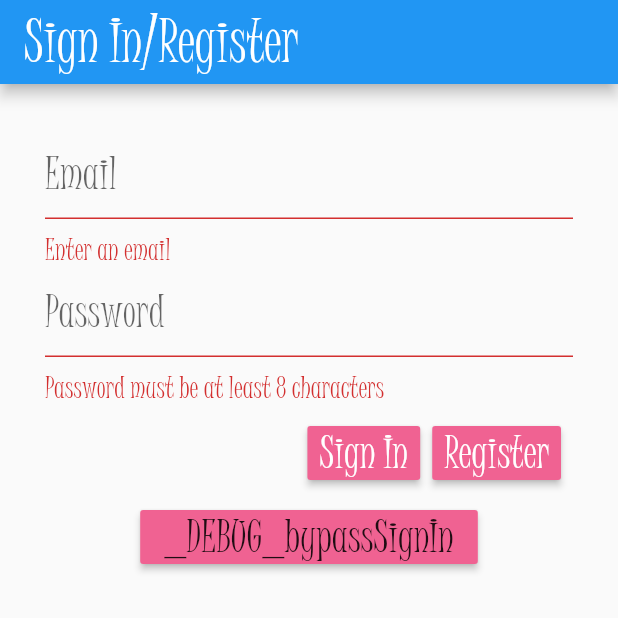
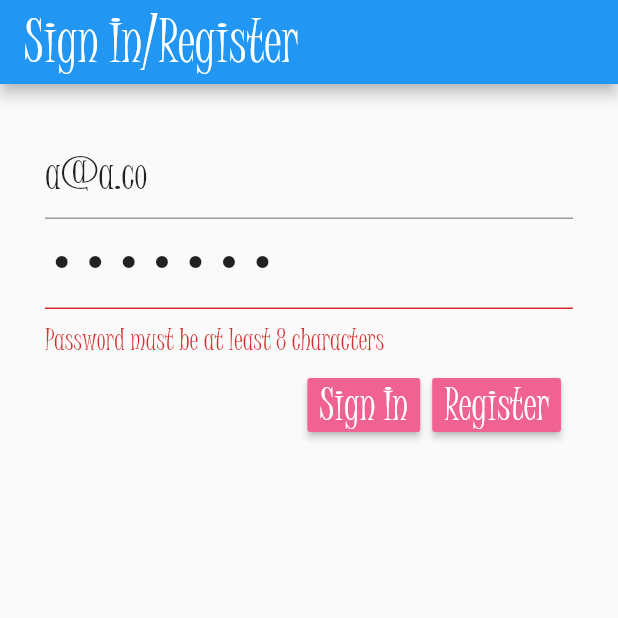
Before and after one commit to beandispersal/game_test, a Flutter app: the screen it shows after launch, after a tap on "Sign In", on a phone screen of 412 x 824 dp, the top half of it. Run offline on Flutter 3.47's test engine with Material 2 defaults, Android fonts, the phone set to English and light mode, and no system bars; our stand-ins replace cloud_firestore, firebase_auth; accounts and stored records are empty.

```diff
--- a/lib/SignIn.dart
+++ b/lib/SignIn.dart
@@ -13,6 +13,7 @@ class _SignInState extends State<SignIn> {
   String password;
   final _formKey = GlobalKey<FormState>();
   bool loading = false;
+  String err = '';
 
   @override
   Widget build(BuildContext context) {
@@ -31,7 +32,7 @@ class _SignInState extends State<SignIn> {
                 children: <Widget>[
                   TextFormField(
                     validator: (val) => val.isEmpty ? 'Enter an email' : null,
-
+                    initialValue: 'a@a.co',
                     onChanged: (val){
                       setState(() {
                         email = val;
@@ -41,6 +42,7 @@ class _SignInState extends State<SignIn> {
                   ),
                   TextFormField(
                     validator: (val) => val.length < 8 ? 'Password must be at least 8 characters' : null,
+                    initialValue: '1234567',
                     onChanged: (val){
                       setState(() {
                         password = val;
@@ -62,12 +64,8 @@ class _SignInState extends State<SignIn> {
                                 if (result == null){
                                   setState(() {
                                     loading = false;
+                                    err = 'Incorrect Email/Password';
                                   });
-                                  Scaffold.of(context).showSnackBar(
-                                      SnackBar(
-                                        content: Text('Incorrect Email/Password',textAlign: TextAlign.center,),
-                                      )
-                                  );
                                 }
                               };
                             },
@@ -85,29 +83,18 @@ class _SignInState extends State<SignIn> {
                                 if (result == null){
                                   setState(() {
                                     loading = false;
+                                    err = 'Invalid Email';
                                   });
-                                  Scaffold.of(context).showSnackBar(
-                                      SnackBar(
-                                        content: Text('Please enter a valid email',textAlign: TextAlign.center,),
-                                      )
-                                  );
                                 }
                               };
                             },
                             child: Text('Register')
                         ),
                       ),
+
                     ]
                   ),
-                  RaisedButton(
-                      onPressed: () async {
-                        setState(() {
-                          loading = true;
-                        });
-                        await _auth.signInAnon();
-                      },
-                      child: Text('_DEBUG_bypassSignIn')
-                  )
+                  Text(err, style: TextStyle(color: Colors.red)),
                 ],
               ),
             ),
@@ -127,9 +114,11 @@ class _LoadingState extends State<Loading> {
   @override
   Widget build(BuildContext context) {
     return AlertDialog(
+
       content: Column(
       mainAxisAlignment: MainAxisAlignment.center,
       mainAxisSize: MainAxisSize.min,
+
       children: <Widget>[
         CircularProgressIndicator(),
         SizedBox(height: 10),
```
Also changed, not shown: lib/Auth_service.dart (+13 -10 lines), lib/Database_service.dart (added, +32 -0 lines), lib/Game/Start.dart (+36 -11 lines), lib/UserData.dart (added, +8 -0 lines).
